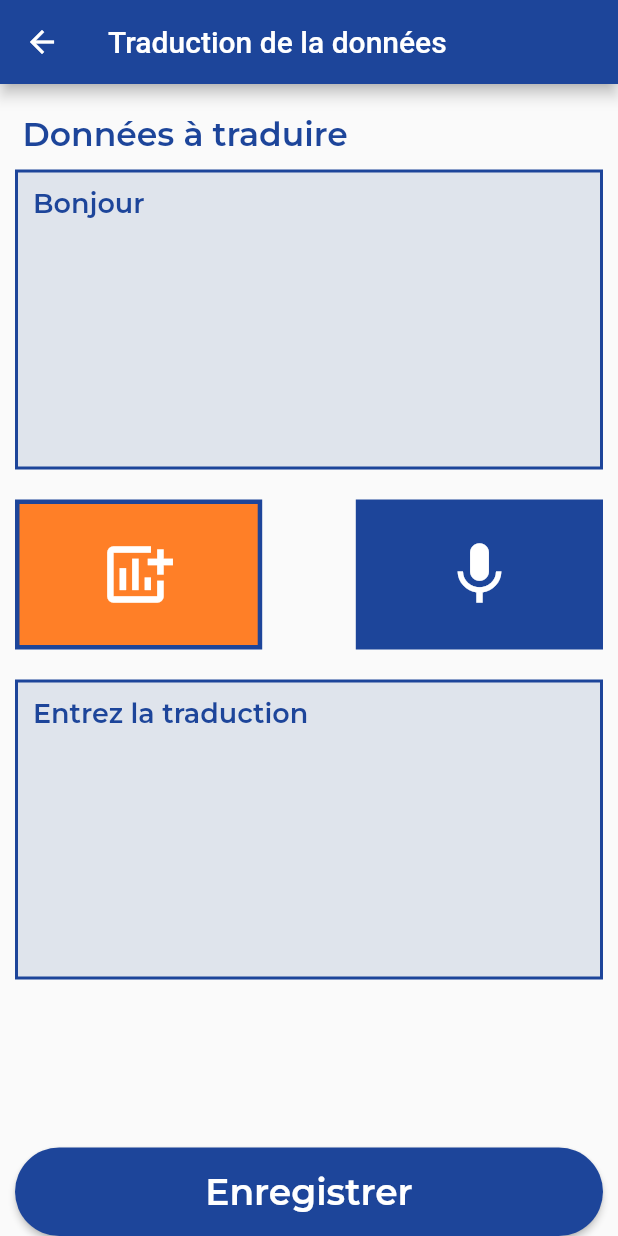
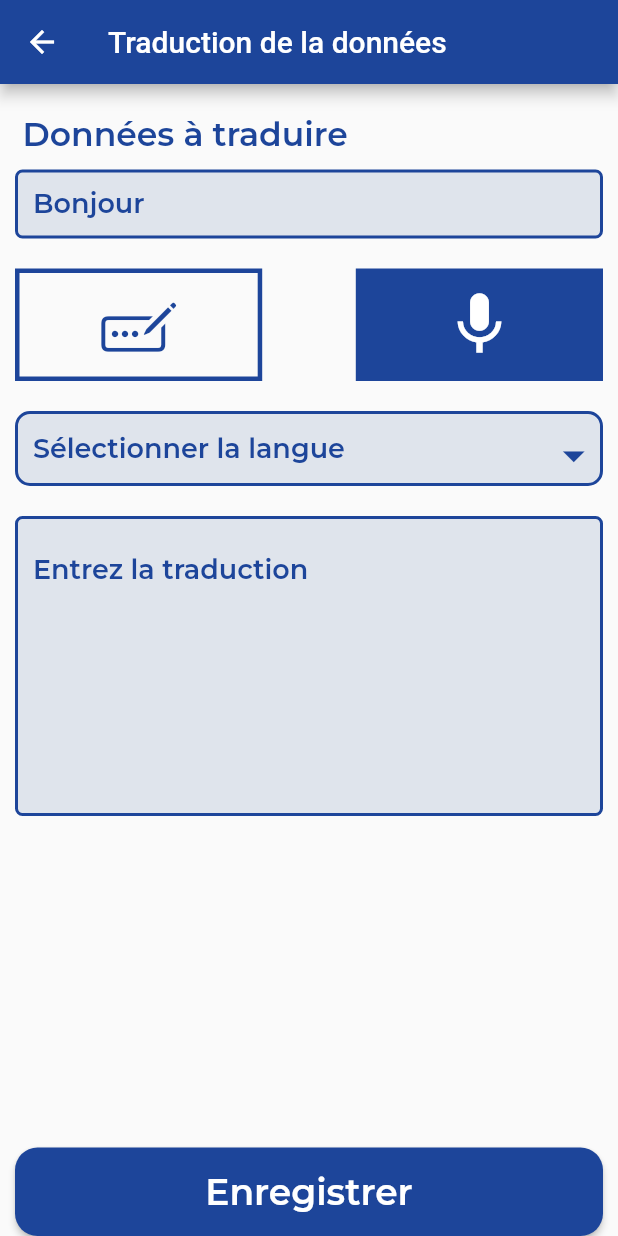
Before and after one commit to openburkina/langtech-moore, a Flutter app: the Home screen opened directly, after a tap on "Bonjour", on a phone screen of 412 x 824 dp. Run offline on Flutter 3.47's test engine with Material 2 defaults, Android fonts, the phone set to English and light mode, and no system bars; our stand-ins replace convex_bottom_bar, delayed_display, flutter_spinkit, fluttertoast, google_fonts, introduction_screen and 1 more; missing offline and left inert: drop_down_list; accounts and stored records are empty.

Commit message:
Design translate page

```diff
--- a/lib/pages/data_translate.dart
+++ b/lib/pages/data_translate.dart
@@ -1,3 +1,6 @@
+import 'package:drop_down_list/drop_down_list.dart';
+import 'package:drop_down_list/model/selected_list_item.dart';
+import 'package:flutter/cupertino.dart';
 import 'package:flutter/material.dart';
 import 'package:google_fonts/google_fonts.dart';
 import 'package:langtech_moore_mobile/constants/colors.dart';
@@ -18,6 +21,24 @@ class DataTranslate extends StatefulWidget {
 
 class _DataTranslate extends State<DataTranslate> {
   final String dataLibelle;
+  final List<SelectedListItem> _listLanguages = [
+    SelectedListItem(
+      name: "MOORE",
+      value: "MOORE",
+    ),
+    SelectedListItem(
+      name: "DIOULA",
+      value: "DIOULA",
+    ),
+    SelectedListItem(
+      name: "FULFUDE",
+      value: "FULFUDE",
+    ),
+    SelectedListItem(
+      name: "GULMATCHE",
+      value: "GULMATCHE",
+    ),
+  ];
 
   _DataTranslate({
     required this.dataLibelle,
@@ -57,11 +78,11 @@ class _DataTranslate extends State<DataTranslate> {
                 ),
               ),
               Container(
-                height: 200,
                 width: double.infinity,
                 padding: const EdgeInsets.all(10),
                 decoration: BoxDecoration(
                   color: kGris,
+                  borderRadius: BorderRadius.circular(5),
                   border: Border.all(
                     color: kBlue,
                     width: 2,
@@ -83,10 +104,9 @@ class _DataTranslate extends State<DataTranslate> {
                 mainAxisAlignment: MainAxisAlignment.spaceBetween,
                 children: [
                   Container(
-                    height: 100,
+                    height: 75,
                     width: (width / 10) * 4,
                     decoration: BoxDecoration(
-                      color: kOrange,
                       border: Border.all(
                         color: kBlue,
                         width: 3,
@@ -94,14 +114,14 @@ class _DataTranslate extends State<DataTranslate> {
                     ),
                     child: Center(
                       child: Icon(
-                        Icons.add_chart,
+                        CupertinoIcons.pencil_ellipsis_rectangle,
                         size: 50,
-                        color: kWhite,
+                        color: kBlue,
                       ),
                     ),
                   ),
                   Container(
-                    height: 100,
+                    height: 75,
                     width: (width / 10) * 4,
                     decoration: BoxDecoration(
                       color: kBlue,
@@ -123,19 +143,73 @@ class _DataTranslate extends State<DataTranslate> {
               const SizedBox(
                 height: 20,
               ),
+              InkWell(
+                onTap: onTextFieldTap,
+                child: Container(
+                  height: 50,
+                  width: double.infinity,
+                  padding: const EdgeInsets.all(10),
+                  decoration: BoxDecoration(
+                    color: kGris,
+                    borderRadius: BorderRadius.circular(10),
+                    border: Border.all(
+                      color: kBlue,
+                      width: 2,
+                    ),
+                  ),
+                  child: Row(
+                    children: [
+                      Expanded(
+                        child: Text(
+                          "Sélectionner la langue",
+                          style: GoogleFonts.montserrat(
+                            fontSize: 18,
+                            color: kBlue,
+                            fontWeight: FontWeight.w600,
+                          ),
+                        ),
+                      ),
+                      Container(
+                        height: 50,
+                        width: 25,
+                        child: Icon(
+                          Icons.arrow_drop_down,
+                          size: 35,
+                          color: kBlue,
+                        ),
+                      ),
+                    ],
+                  ),
+                ),
+              ),
+              const SizedBox(
+                height: 20,
+              ),
               Container(
                 height: 200,
                 width: double.infinity,
                 padding: const EdgeInsets.all(10),
                 decoration: BoxDecoration(
                   color: kGris,
+                  borderRadius: BorderRadius.circular(5),
                   border: Border.all(
                     color: kBlue,
                     width: 2,
                   ),
                 ),
-                child: Text(
-                  'Entrez la traduction',
+                child: TextField(
+                  keyboardType: TextInputType.multiline,
+                  maxLines: null,
+                  decoration: InputDecoration(
+                    hintText: 'Entrez la traduction',
+                    border: InputBorder.none,
+                    focusedBorder: InputBorder.none,
+                    hintStyle: GoogleFonts.montserrat(
+                      fontSize: 18,
+                      color: kBlue,
+                      fontWeight: FontWeight.w600,
+                    ),
+                  ),
                   style: GoogleFonts.montserrat(
                     fontSize: 18,
                     color: kBlue,
@@ -149,4 +223,41 @@ class _DataTranslate extends State<DataTranslate> {
       ),
     );
   }
+
+  void onTextFieldTap() {
+    DropDownState(
+      DropDown(
+        isSearchVisible: false,
+        bottomSheetTitle: Text(
+          "Langue de traduction",
+          style: GoogleFonts.montserrat(
+            fontSize: 18,
+            color: kBlue,
+            fontWeight: FontWeight.w600,
+          ),
+        ),
+        submitButtonChild: Text(
+          'Fermer',
+          style: GoogleFonts.montserrat(
+            fontSize: 18,
+            color: kBlue,
+            fontWeight: FontWeight.w600,
+          ),
+        ),
+        data: _listLanguages,
+        selectedItems: (List<dynamic> selectedList) {
+          List<String> list = [];
+          for (var item in selectedList) {
+            if (item is SelectedListItem) {
+              setState(() {
+                // motifRejet.id = int.parse(item.value!);
+                // motifRejet.name = item.name;
+              });
+              list.add(item.name);
+            }
+          }
+        },
+      ),
+    ).showModal(context);
+  }
 }
--- a/lib/pages/homePage/home.dart
+++ b/lib/pages/homePage/home.dart
@@ -6,7 +6,6 @@ import 'package:langtech_moore_mobile/config/sharedPreferences/sharedPrefKeys.da
 import 'package:langtech_moore_mobile/models/user.dart';
 import 'package:langtech_moore_mobile/widgets/home/search_section.dart';
 import 'package:langtech_moore_mobile/widgets/home/top_home.dart';
-import 'package:langtech_moore_mobile/widgets/shared/category.dart';
 import 'package:langtech_moore_mobile/widgets/shared/data_list_tile.dart';
 
 import '../../constants/colors.dart';
@@ -43,64 +42,20 @@ class _HomePageState extends State<Home> {
           children: [
             Padding(
               padding: const EdgeInsets.symmetric(horizontal: 25.0),
-              child: Column(children: [
+              child: Column(
+                children: [
                   TopHome(),
                   SizedBox(
                     height: 15,
                   ),
                   SearchSection(),
                   SizedBox(
-                  height: 15,
-                ),
-                Row(
-                  mainAxisAlignment: MainAxisAlignment.spaceBetween,
-                  children: [
-                    Text(
-                      "Les domaines de souces de données ?",
-                      style: TextStyle(
-                          color: Colors.white,
-                          fontWeight: FontWeight.bold,
-                          fontSize: 16),
-                    ),
-                    Icon(
-                      Icons.more_horiz,
-                      color: Colors.white,
-                    )
-                  ],
-                ),
-                SizedBox(
-                  height: 15,
-                ),
-                SingleChildScrollView(
-                  scrollDirection: Axis.horizontal,
-                  child: Row(
-                    children: [
-                      Category(
-                        icon: Icons.health_and_safety,
-                        title: 'Santé',
-                      ),
-                      Category(
-                        icon: Icons.money,
-                        title: 'Banque',
-                      ),
-                      Category(
-                        icon: Icons.track_changes,
-                        title: 'Agriculture',
-                      ),
-                      Category(
-                        icon: Icons.car_rental,
-                        title: 'Transport',
-                      ),
-                      Category(
-                        icon: Icons.school,
-                        title: 'Education',
+                    height: 10,
                   ),
                 ],
               ),
             ),
-              ]),
-            ),
-            SizedBox(height: 20),
+            SizedBox(height: 10),
             Container(
               padding: const EdgeInsets.all(20),
               color: kGris,
@@ -151,6 +106,15 @@ class _HomePageState extends State<Home> {
                         dataLibelle: "Le pardon est sacré",
                         counter: 0,
                       ),
+                      DataListTile(
+                        dataLibelle: "Le pardon est sacré",
+                        counter: 0,
+                      ),
+                      DataListTile(
+                        dataLibelle:
+                            "Le Burkina Faso est un pays de paix et de prospérité. Le Burkina Faso est un pays de paix et de prospérité. Le Burkina Faso est un pays de paix et de prospérité.",
+                        counter: 0,
+                      ),
                     ],
                   ),
                 ),
--- a/lib/widgets/home/search_section.dart
+++ b/lib/widgets/home/search_section.dart
@@ -29,7 +29,7 @@ class SearchSection extends StatelessWidget {
                 hintStyle: TextStyle(
                   color: kRed,
                   fontSize: 16,
-                  fontWeight: FontWeight.w400,
+                  fontWeight: FontWeight.w500,
                 ),
               ),
             ),
--- a/lib/widgets/loginPage/button_section.dart
+++ b/lib/widgets/loginPage/button_section.dart
@@ -20,7 +20,7 @@ class ButtonSection extends StatelessWidget {
         primary: buttonColor,
         padding: const EdgeInsets.symmetric(horizontal: 80, vertical: 15),
         shape: RoundedRectangleBorder(
-          borderRadius: BorderRadius.circular(30),
+          borderRadius: BorderRadius.circular(15),
         ),
       ),
       onPressed: buttonFonction,
--- a/lib/widgets/shared/data_list_tile.dart
+++ b/lib/widgets/shared/data_list_tile.dart
@@ -41,6 +41,7 @@ class DataListTile extends StatelessWidget {
           ),
           title: Text(
             "$dataLibelle",
+            maxLines: 2,
             style: TextStyle(
               color: kBlue,
               fontWeight: FontWeight.w500,
--- a/pubspec.yaml
+++ b/pubspec.yaml
@@ -43,6 +43,7 @@ dependencies:
   convex_bottom_bar: ^3.1.0+1
   fluttertoast: ^8.0.9
   flutter_spinkit: ^5.1.0
+  drop_down_list: ^0.0.4
 
 dev_dependencies:
   flutter_test:
```
Also changed, not shown: pubspec.lock. Lines whose indentation alone changed are shown as unchanged.
